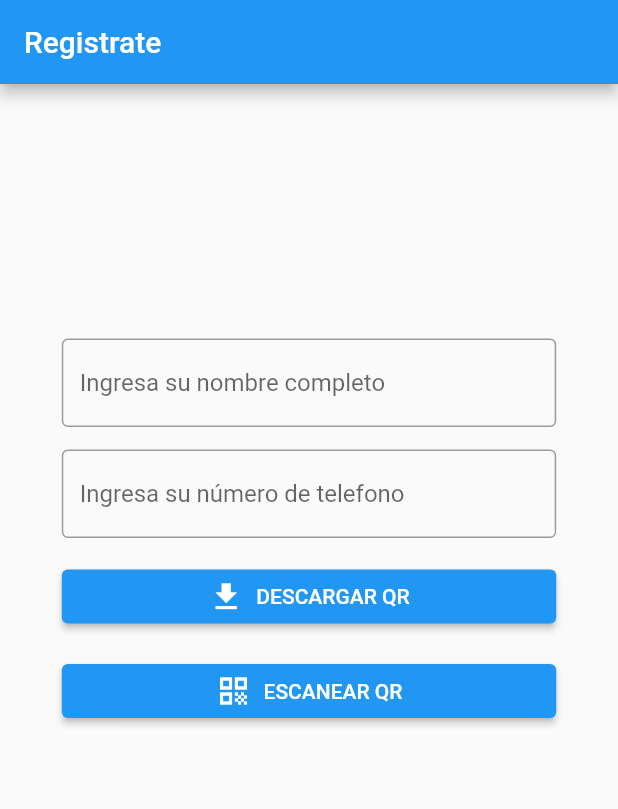
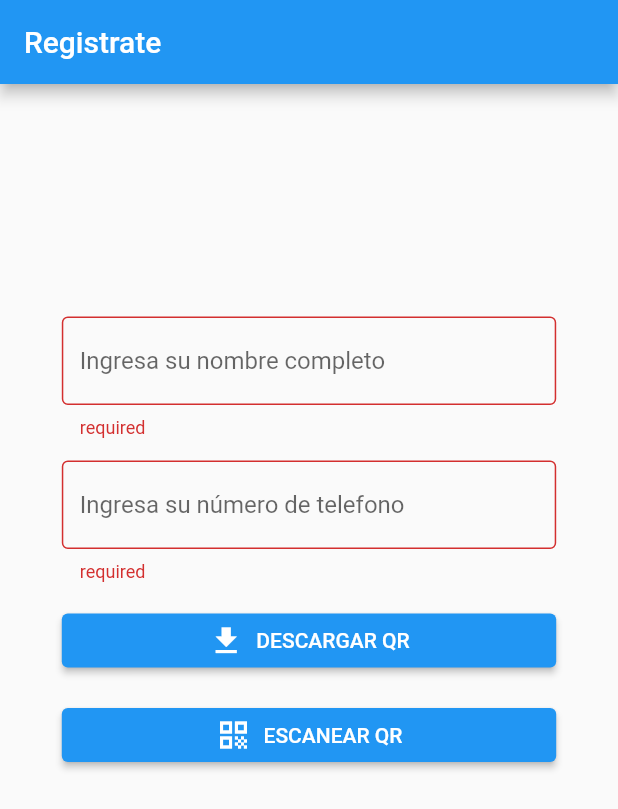
Before and after one commit to gonzalezruben681/qr_code_gestor, a Flutter app: the screen it shows after launch, after a tap on "DESCARGAR QR", on a phone screen of 412 x 824 dp. Shown: the top 809 px of the screen. Run offline on Flutter 3.47's test engine with Material 2 defaults, Android fonts, the phone set to English and light mode, and no system bars; drawn by our look-alikes of reactive_forms; our stand-ins replace image_gallery_saver, qr_flutter; missing offline and left inert: barcode_image, file_selector, flutter_barcode_scanner.

Commit message:
update: formulario reactivo

```diff
--- a/lib/presentation/qr_gestor.dart
+++ b/lib/presentation/qr_gestor.dart
@@ -1,15 +1,13 @@
-// import 'dart:io';
-// import 'dart:typed_data';
-// import 'dart:ui' as ui;
-// import 'package:flutter/services.dart';
-import 'package:image_gallery_saver/image_gallery_saver.dart';
+import 'package:barcode_image/barcode_image.dart';
 import 'package:file_selector/file_selector.dart';
 import 'package:flutter/foundation.dart';
 import 'package:flutter/material.dart';
+import 'package:flutter/services.dart';
+import 'package:image_gallery_saver/image_gallery_saver.dart';
 import 'package:image/image.dart' as im;
-import 'package:barcode_image/barcode_image.dart';
 import 'package:qr_code_gestor/presentation/qr_scan.dart';
 import 'package:qr_flutter/qr_flutter.dart';
+import 'package:reactive_forms/reactive_forms.dart';
 
 class QRGestor extends StatefulWidget {
   const QRGestor({super.key});
@@ -19,8 +17,28 @@ class QRGestor extends StatefulWidget {
 }
 
 class _QRGestorState extends State<QRGestor> {
-  String? qrstr;
-  String? qrstrTel;
+  String? nombre;
+  String? telefono;
+
+  late final FormGroup form;
+
+  @override
+  void initState() {
+    super.initState();
+
+    // crear el formulario reactivo
+    form = FormGroup({
+      'nombre': FormControl<String>(validators: [
+        Validators.required,
+        Validators.pattern(r'^[a-zA-ZñÑ,\sáéíóúÁÉÍÓÚ]+$'),
+      ], value: ''),
+      'telefono': FormControl<String>(validators: [
+        Validators.required,
+        Validators.maxLength(10),
+        Validators.pattern('[0-9]+'),
+      ], value: ''),
+    });
+  }
 
   @override
   Widget build(BuildContext context) {
@@ -28,13 +46,16 @@ class _QRGestorState extends State<QRGestor> {
       appBar: AppBar(
         title: const Text('Registrate'),
       ),
-      body: Column(
+      body: ReactiveForm(
+        formGroup: form,
+        child: Column(
           mainAxisAlignment: MainAxisAlignment.spaceEvenly,
           crossAxisAlignment: CrossAxisAlignment.center,
           children: [
-          if (qrstr != null && qrstrTel != null)
+            if (nombre != null && telefono != null)
               QrImage(
-              data: 'nombre: $qrstr, telefono: $qrstrTel',
+                data:
+                    'nombre: ${nombre!.trim()}, telefono: ${telefono!.trim()}',
                 size: 250,
               ),
             Container(
@@ -42,30 +63,40 @@ class _QRGestorState extends State<QRGestor> {
               width: MediaQuery.of(context).size.width * .8,
               child: Column(
                 children: [
-                TextField(
-                  onChanged: (val) {
-                    setState(() {
-                      qrstr = val.trim();
-                    });
+                  ReactiveTextField<String>(
+                    formControlName: 'nombre',
+                    validationMessages: {
+                      ValidationMessage.required: (error) =>
+                          'Este campo es requerido',
+                      ValidationMessage.pattern: (errror) =>
+                          'Solo se permiten letras, comas y espacios',
                     },
                     decoration: const InputDecoration(
                       hintText: 'Ingresa su nombre completo',
                       border: OutlineInputBorder(
-                          borderSide:
-                              BorderSide(color: Colors.blue, width: 2))),
+                        borderSide: BorderSide(color: Colors.blue, width: 2),
+                      ),
+                    ),
                   ),
                   const SizedBox(height: 15),
-                TextField(
-                  onChanged: (val) {
-                    setState(() {
-                      qrstrTel = val.trim();
-                    });
+                  ReactiveTextField<String>(
+                    keyboardType: TextInputType.number,
+                    inputFormatters: [FilteringTextInputFormatter.digitsOnly],
+                    formControlName: 'telefono',
+                    validationMessages: {
+                      ValidationMessage.required: (error) =>
+                          'Este campo es requerido',
+                      ValidationMessage.maxLength: (error) =>
+                          'Solo esta permitido hasta 10 números',
+                      ValidationMessage.pattern: (error) =>
+                          'Solo se permiten números',
                     },
                     decoration: const InputDecoration(
                       hintText: 'Ingresa su número de telefono',
                       border: OutlineInputBorder(
-                          borderSide:
-                              BorderSide(color: Colors.blue, width: 2))),
+                        borderSide: BorderSide(color: Colors.blue, width: 2),
+                      ),
+                    ),
                   ),
                   const SizedBox(height: 15),
                   _button(
@@ -92,6 +123,7 @@ class _QRGestorState extends State<QRGestor> {
             )
           ],
         ),
+      ),
     );
   }
 
@@ -111,13 +143,23 @@ class _QRGestorState extends State<QRGestor> {
   }
 
   Future<void> exportPng() async {
+    // validar el formulario antes de continuar
+    if (form.invalid) {
+      form.markAllAsTouched();
+      return;
+    }
+    // obtener los valores del formulario
+    nombre = form.control('nombre').value!;
+    telefono = form.control('telefono').value!;
+
     final image = im.Image(250, 250);
     im.fill(image, im.getColor(255, 255, 255));
-    drawBarcode(image, Barcode.qrCode(), 'nombre: $qrstr, telefono: $qrstrTel',
+    drawBarcode(image, Barcode.qrCode(),
+        'nombre: ${nombre!.trim()}, telefono: ${telefono!.trim()}',
         font: im.arial_48);
     final data = im.encodePng(image);
     if (kIsWeb) {
-      final fileName = '$qrstr.png';
+      final fileName = '$nombre.png';
       final path = await getSavePath(suggestedName: fileName);
       if (path != null) {
         final file = XFile.fromData(
@@ -127,10 +169,24 @@ class _QRGestorState extends State<QRGestor> {
         );
         await file.saveTo(path);
       }
+      _resetForm();
     } else {
-// Convierte la imagen a un objeto Uint8List
-      await ImageGallerySaver.saveImage(Uint8List.fromList(data),
-          quality: 100, name: qrstr);
+// Convierte la imagen a un objeto Uint8List y lo guarda en el celular
+      final result = await ImageGallerySaver.saveImage(Uint8List.fromList(data),
+          quality: 100, name: nombre);
+      _resetForm();
+
+      // mostrar un mensaje de éxito o error según el resultado de guardar la imagen
+      final snackBar = result['isSuccess']
+          ? const SnackBar(content: Text('QR guardado en galería'))
+          : const SnackBar(content: Text('Error al guardar el QR'));
+// ignore: use_build_context_synchronously
+      ScaffoldMessenger.of(context).showSnackBar(snackBar);
     }
   }
+
+  void _resetForm() {
+    form.control('nombre').reset();
+    form.control('telefono').reset();
   }
+}
--- a/lib/presentation/qr_scan.dart
+++ b/lib/presentation/qr_scan.dart
@@ -15,18 +15,6 @@ class _ScanScreenState extends State<ScanScreen> {
 
   @override
   Widget build(BuildContext context) {
-    //  final height = MediaQuery.of(context).size.height;
-    if (qrstr.isNotEmpty) {
-      // Parsear el mensaje para obtener un mapa
-      Map<String, dynamic> mapa = Map.fromEntries(qrstr.split(',').map((s) {
-        final List<String> parts = s.trim().split(':');
-        return MapEntry(parts[0], parts[1]);
-      }));
-
-      // Crear un nuevo objeto de la clase Contacto a partir del mapa
-      contacto = Contacto.fromMap(mapa);
-    }
-
     final width = MediaQuery.of(context).size.width;
     return Scaffold(
         appBar: AppBar(
@@ -59,6 +47,17 @@ class _ScanScreenState extends State<ScanScreen> {
           qrstr = value;
         });
       });
+
+      if (qrstr.isNotEmpty) {
+        // Parsear el mensaje para obtener un mapa
+        Map<String, dynamic> mapa = Map.fromEntries(qrstr.split(',').map((s) {
+          final List<String> parts = s.trim().split(':');
+          return MapEntry(parts[0], parts[1]);
+        }));
+
+        // Crear un nuevo objeto de la clase Contacto a partir del mapa
+        contacto = Contacto.fromMap(mapa);
+      }
     } catch (e) {
       setState(() {
         qrstr = 'unable to read this';
--- a/pubspec.yaml
+++ b/pubspec.yaml
@@ -39,8 +39,8 @@ dependencies:
   image_gallery_saver: ^1.7.1
   barcode_image:
   file_selector: ^0.9.2+4
-  path_provider: ^2.0.14
   flutter_barcode_scanner: ^2.0.0
+  reactive_forms: ^14.2.0
   image:
 
 
```
Also changed, not shown: pubspec.lock, 1 other file. Lines whose indentation alone changed are shown as unchanged.
